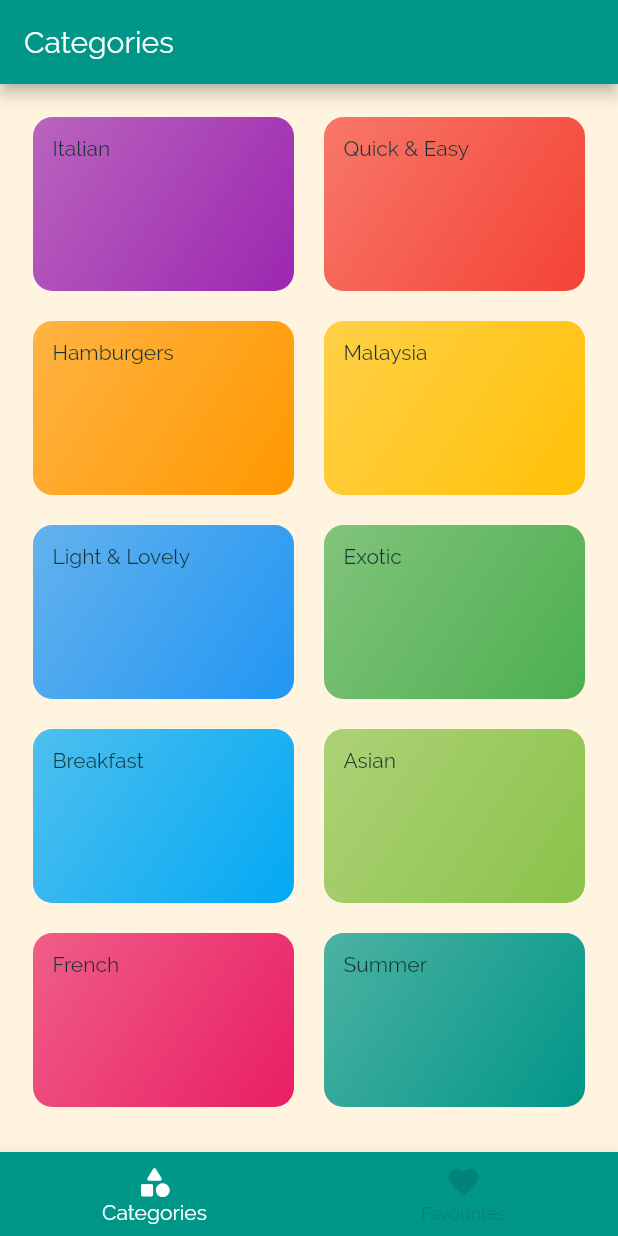
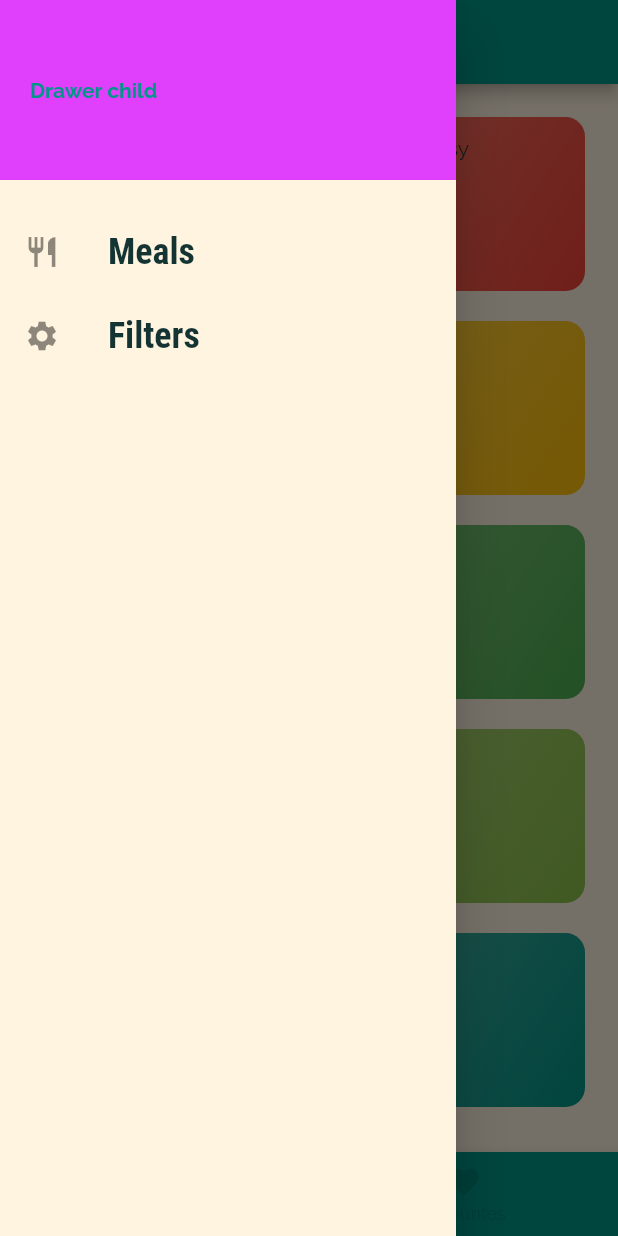
Before and after one commit to walidwazini/Flutter-MealsApp, a Flutter app: the screen it shows after launch, with the side drawer open (before the commit the screen has no drawer), on a phone screen of 412 x 824 dp. Run offline on Flutter 3.47's test engine with Material 2 defaults, Android fonts, the phone set to English and light mode, and no system bars.

Commit message:
custom drawer creted

```diff
--- a/lib/screens/tabs_screen.dart
+++ b/lib/screens/tabs_screen.dart
@@ -2,6 +2,7 @@ import 'package:flutter/material.dart';
 
 import '../screens/favourites_screen.dart';
 import '../screens/categories_screen.dart';
+import '../widgets/main_drawer.dart';
 
 class TabsScreen extends StatefulWidget {
   //const TabsScreen({Key? key}) : super(key: key);
@@ -29,6 +30,7 @@ class _TabsScreenState extends State<TabsScreen> {
       appBar: AppBar(
         title: Text(_pages[_selectedPageIndex]['title']),
       ),
+      drawer: MainDrawer(),
       body: _pages[_selectedPageIndex]['page'],
       bottomNavigationBar: BottomNavigationBar(
         onTap: _selectPage,
--- /dev/null
+++ b/lib/widgets/main_drawer.dart
@@ -0,0 +1,50 @@
+import 'package:flutter/material.dart';
+
+class MainDrawer extends StatelessWidget {
+  //const MainDrawer({Key? key}) : super(key: key);
+  Widget buildListTile(String title, IconData icon) {
+    return ListTile(
+      leading: Icon(icon),
+      title: Text(
+        title,
+        style: TextStyle(
+          fontFamily: 'RobotoCondensed',
+          fontWeight: FontWeight.bold,
+          fontSize: 24,
+        ),
+      ),
+      onTap: () {
+        // Will go to setting
+      },
+    );
+  }
+
+  @override
+  Widget build(BuildContext context) {
+    return Drawer(
+      child: Column(
+        children: [
+          Container(
+            height: 120,
+            width: double.infinity,
+            padding: EdgeInsets.all(20),
+            alignment: Alignment.centerLeft,
+            color: Theme.of(context).accentColor,
+            child: Text(
+              'Drawer child',
+              style: TextStyle(
+                fontWeight: FontWeight.bold,
+                color: Theme.of(context).primaryColor,
+              ),
+            ),
+          ),
+          SizedBox(
+            height: 20,
+          ),
+          buildListTile('Meals', Icons.restaurant),
+          buildListTile('Filters', Icons.settings)
+        ],
+      ),
+    );
+  }
+}
```
